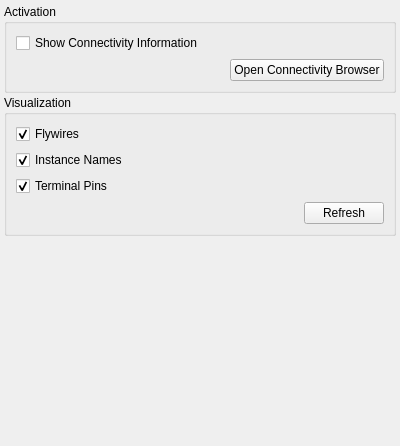
Before: the Qt Designer form pymacros/klayout_connectivity/ConnectivitySetupPage.ui in mwolodzk/klayout-connectivity-inspection, drawn with Qt 5.
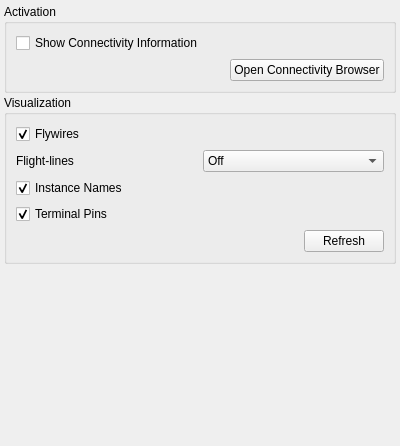
After: the same form once the commit is applied.

Commit message: Render SDL snapshot flight-lines in plugin

What changed in the file:
```diff
--- a/pymacros/klayout_connectivity/ConnectivitySetupPage.ui
+++ b/pymacros/klayout_connectivity/ConnectivitySetupPage.ui
@@ -133,6 +133,46 @@
             </property>
            </widget>
           </item>
+          <item>
+           <layout class="QHBoxLayout" name="flightLinesModeLayout">
+            <item>
+             <widget class="QLabel" name="flight_lines_mode_label">
+              <property name="text">
+               <string>Flight-lines</string>
+              </property>
+             </widget>
+            </item>
+            <item>
+             <widget class="QComboBox" name="flight_lines_mode_cb">
+              <item>
+               <property name="text">
+                <string>Off</string>
+               </property>
+              </item>
+              <item>
+               <property name="text">
+                <string>Selected Nets</string>
+               </property>
+              </item>
+              <item>
+               <property name="text">
+                <string>Selected Pins</string>
+               </property>
+              </item>
+              <item>
+               <property name="text">
+                <string>Selected Instances</string>
+               </property>
+              </item>
+              <item>
+               <property name="text">
+                <string>All Opens</string>
+               </property>
+              </item>
+             </widget>
+            </item>
+           </layout>
+          </item>
           <item>
            <widget class="QCheckBox" name="show_instance_names_cbx">
             <property name="text">
```
The commit also changes 8 other files.
